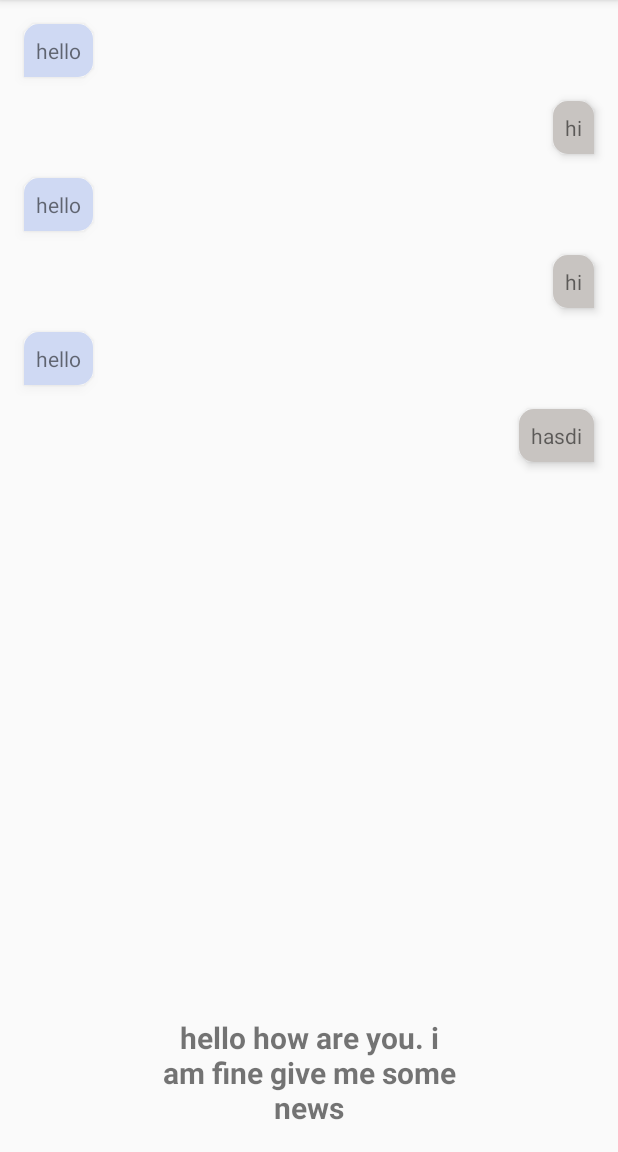
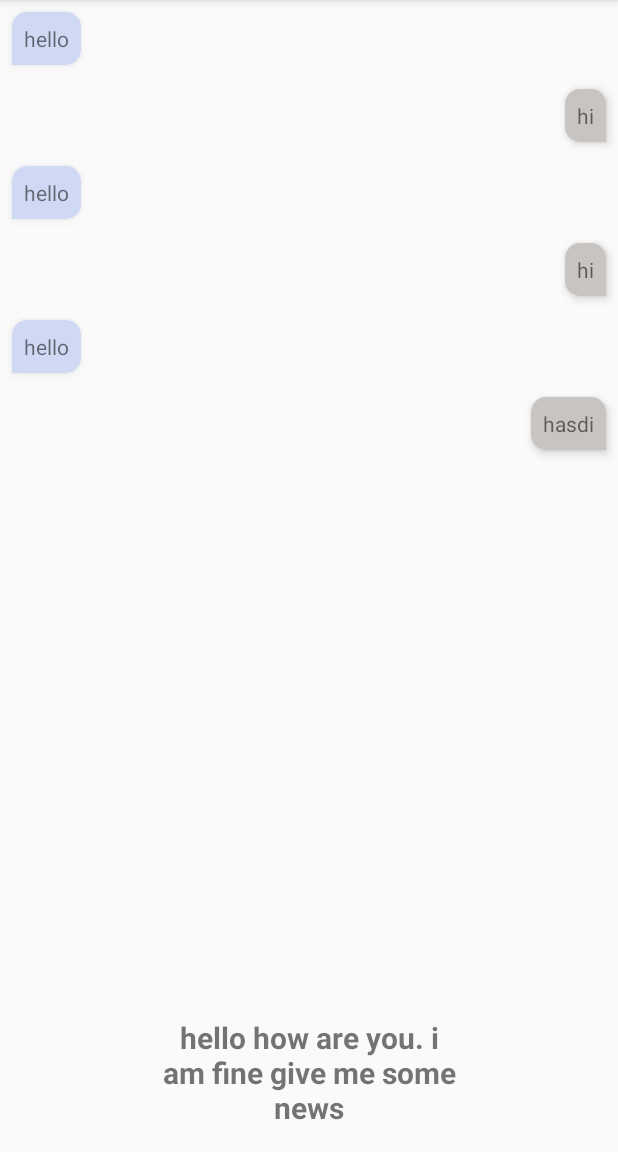
Before and after one commit to apurbar06/PersonalVoiceAssistent, an Android app: the screen it shows after launch (MainActivity), on a phone screen of 412 x 824 dp, the part 84-1236 px from its top. Run offline under Robolectric (Android 15) with nearby library versions, the phone set to English and light mode, and no system bars.

Commit message:
removed padding from recycler view

```diff
--- a/app/src/main/res/layout/activity_main.xml
+++ b/app/src/main/res/layout/activity_main.xml
@@ -10,7 +10,6 @@
         android:id="@+id/recyclerView"
         android:layout_width="match_parent"
         android:layout_height="match_parent"
-        android:padding="@dimen/margin_sm"
 
         />
 
```
